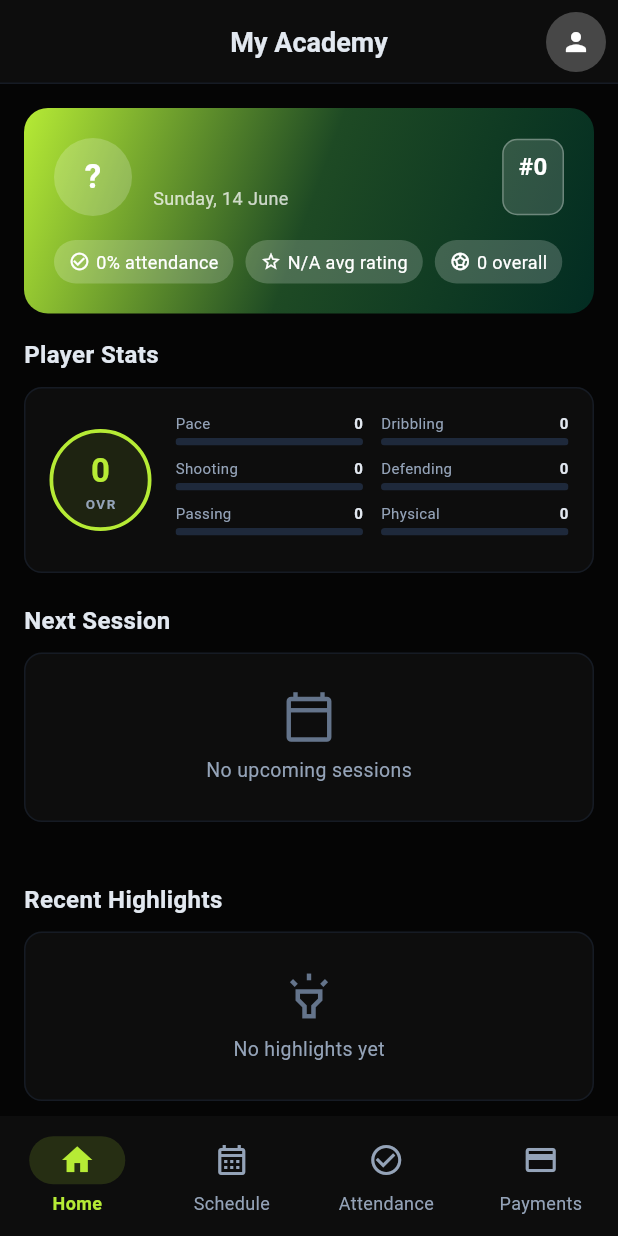
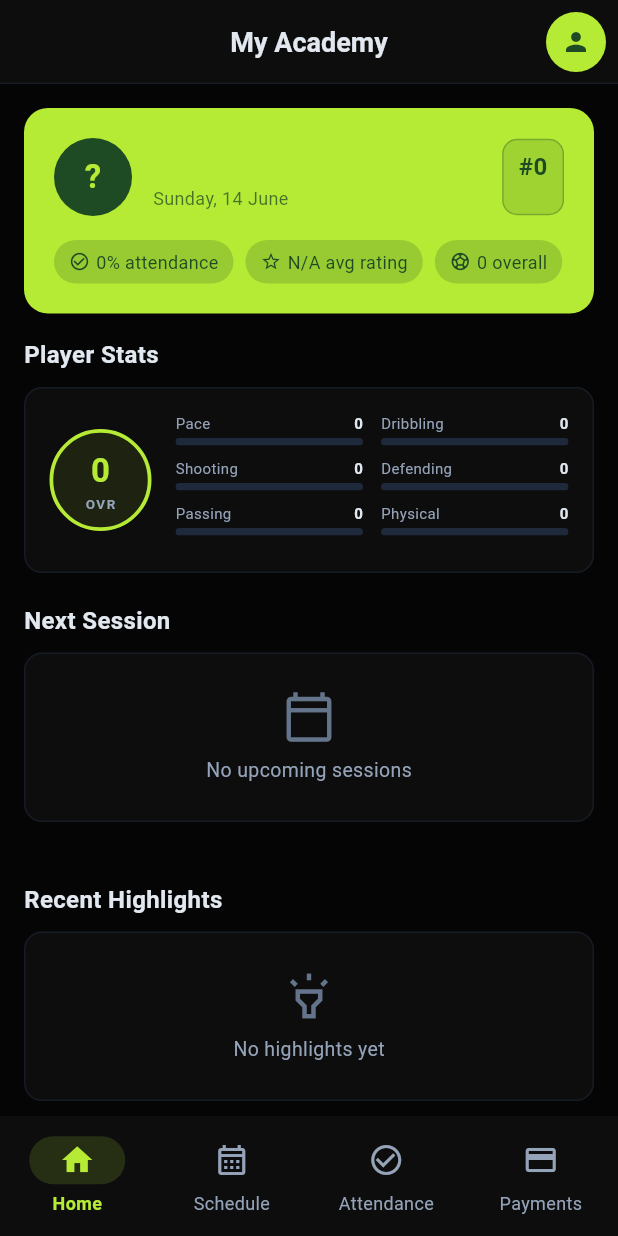
Before and after one commit to Riyaz-U/play_academy, a Flutter app: the PlayerDashboard screen opened by its route, on a phone screen of 412 x 824 dp. Run offline on Flutter 3.47's test engine with Material 3 defaults, Android fonts, the light colour scheme and no system bars; our stand-ins replace cloud_firestore, cloud_functions, firebase_auth, firebase_core, firebase_messaging, fl_chart and 4 more; missing offline and left inert: mobile_scanner, razorpay_flutter; accounts and stored records are empty.

Commit message:
UI: fixed colors

```diff
--- a/lib/features/coach/screens/coach_dashboard.dart
+++ b/lib/features/coach/screens/coach_dashboard.dart
@@ -34,8 +34,8 @@ class CoachDashboard extends StatelessWidget {
         actions: [
           PopupMenuButton<String>(
             icon: const CircleAvatar(
-              backgroundColor: Colors.white24,
-              child: Icon(Icons.person, color: Colors.white, size: 20),
+              backgroundColor: AppTheme.primaryGreen,
+              child: Icon(Icons.person, color: AppTheme.onPrimary, size: 20),
             ),
             onSelected: (v) {
               if (v == 'logout') context.read<AuthProvider>().signOut();
--- a/lib/features/org_admin/screens/org_dashboard.dart
+++ b/lib/features/org_admin/screens/org_dashboard.dart
@@ -42,8 +42,8 @@ class OrgDashboard extends StatelessWidget {
         actions: [
           PopupMenuButton<String>(
             icon: const CircleAvatar(
-              backgroundColor: Colors.white24,
-              child: Icon(Icons.person, color: Colors.white, size: 20),
+              backgroundColor: AppTheme.primaryGreen,
+              child: Icon(Icons.person, color: AppTheme.onPrimary, size: 20),
             ),
             onSelected: (v) {
               if (v == 'logout') context.read<AuthProvider>().signOut();
--- a/lib/features/player/screens/player_dashboard.dart
+++ b/lib/features/player/screens/player_dashboard.dart
@@ -56,8 +56,8 @@ class PlayerDashboard extends StatelessWidget {
         actions: [
           PopupMenuButton<String>(
             icon: const CircleAvatar(
-              backgroundColor: Colors.white24,
-              child: Icon(Icons.person, color: Colors.white, size: 20),
+              backgroundColor: AppTheme.primaryGreen,
+              child: Icon(Icons.person, color: AppTheme.onPrimary, size: 20),
             ),
             onSelected: (v) {
               if (v == 'logout') context.read<AuthProvider>().signOut();
@@ -85,15 +85,7 @@ class PlayerDashboard extends StatelessWidget {
               width: double.infinity,
               padding: const EdgeInsets.all(20),
               decoration: BoxDecoration(
-                gradient: const LinearGradient(
-                  colors: [
-                    AppTheme.primaryGreen,
-                    AppTheme.darkGreen,
-                    Color(0xFF022C22),
-                  ],
-                  begin: Alignment.topLeft,
-                  end: Alignment.bottomRight,
-                ),
+                color: AppTheme.primaryGreen,
                 borderRadius: BorderRadius.circular(16),
               ),
               child: Column(
@@ -105,7 +97,7 @@ class PlayerDashboard extends StatelessWidget {
                         width: 52,
                         height: 52,
                         decoration: BoxDecoration(
-                          color: Colors.white.withValues(alpha: 0.2),
+                          color: AppTheme.onPrimary,
                           shape: BoxShape.circle,
                         ),
                         child: Center(
@@ -114,7 +106,7 @@ class PlayerDashboard extends StatelessWidget {
                                 ? user!.name[0].toUpperCase()
                                 : '?',
                             style: const TextStyle(
-                                color: Colors.white,
+                                color: AppTheme.primaryGreen,
                                 fontSize: 22,
                                 fontWeight: FontWeight.bold),
                           ),
@@ -128,7 +120,7 @@ class PlayerDashboard extends StatelessWidget {
                             Text(
                               user?.name ?? '',
                               style: const TextStyle(
-                                  color: Colors.white,
+                                  color: AppTheme.onPrimary,
                                   fontSize: 18,
                                   fontWeight: FontWeight.bold),
                             ),
@@ -136,7 +128,7 @@ class PlayerDashboard extends StatelessWidget {
                             Text(
                               DateFormat('EEEE, d MMMM').format(now),
                               style: TextStyle(
-                                  color: Colors.white.withValues(alpha: 0.75),
+                                  color: AppTheme.onPrimary.withValues(alpha: 0.75),
                                   fontSize: 12),
                             ),
                           ],
@@ -148,24 +140,24 @@ class PlayerDashboard extends StatelessWidget {
                           padding: const EdgeInsets.symmetric(
                               horizontal: 10, vertical: 6),
                           decoration: BoxDecoration(
-                            color: Colors.white.withValues(alpha: 0.15),
+                            color: AppTheme.onPrimary.withValues(alpha: 0.15),
                             borderRadius: BorderRadius.circular(10),
                             border: Border.all(
-                                color: Colors.white.withValues(alpha: 0.3)),
+                                color: AppTheme.onPrimary.withValues(alpha: 0.3)),
                           ),
                           child: Column(
                             children: [
                               Text(
                                 '#${playerData.jerseyNumber}',
                                 style: const TextStyle(
-                                    color: Colors.white,
+                                    color: AppTheme.onPrimary,
                                     fontSize: 16,
                                     fontWeight: FontWeight.bold),
                               ),
                               Text(
                                 playerData.position,
                                 style: TextStyle(
-                                    color: Colors.white.withValues(alpha: 0.8),
+                                    color: AppTheme.onPrimary.withValues(alpha: 0.8),
                                     fontSize: 10),
                               ),
                             ],
@@ -560,17 +552,17 @@ class _StatPill extends StatelessWidget {
     return Container(
       padding: const EdgeInsets.symmetric(horizontal: 10, vertical: 6),
       decoration: BoxDecoration(
-        color: Colors.white.withValues(alpha: 0.2),
+        color: AppTheme.onPrimary.withValues(alpha: 0.2),
         borderRadius: BorderRadius.circular(20),
       ),
       child: Row(
         mainAxisSize: MainAxisSize.min,
         children: [
-          Icon(icon, color: Colors.white, size: 14),
+          Icon(icon, color: AppTheme.onPrimary, size: 14),
           const SizedBox(width: 4),
           Text(
             '$label $suffix',
-            style: const TextStyle(color: Colors.white, fontSize: 12),
+            style: const TextStyle(color: AppTheme.onPrimary, fontSize: 12),
           ),
         ],
       ),
--- a/lib/features/player/screens/player_schedule_screen.dart
+++ b/lib/features/player/screens/player_schedule_screen.dart
@@ -44,7 +44,7 @@ class _PlayerScheduleScreenState extends State<PlayerScheduleScreen> {
         icon: const Icon(Icons.qr_code_scanner),
         label: const Text('Scan QR'),
         backgroundColor: AppTheme.primaryGreen,
-        foregroundColor: Colors.white,
+        foregroundColor: AppTheme.onPrimary,
       ),
       body: Column(
         children: [
```
